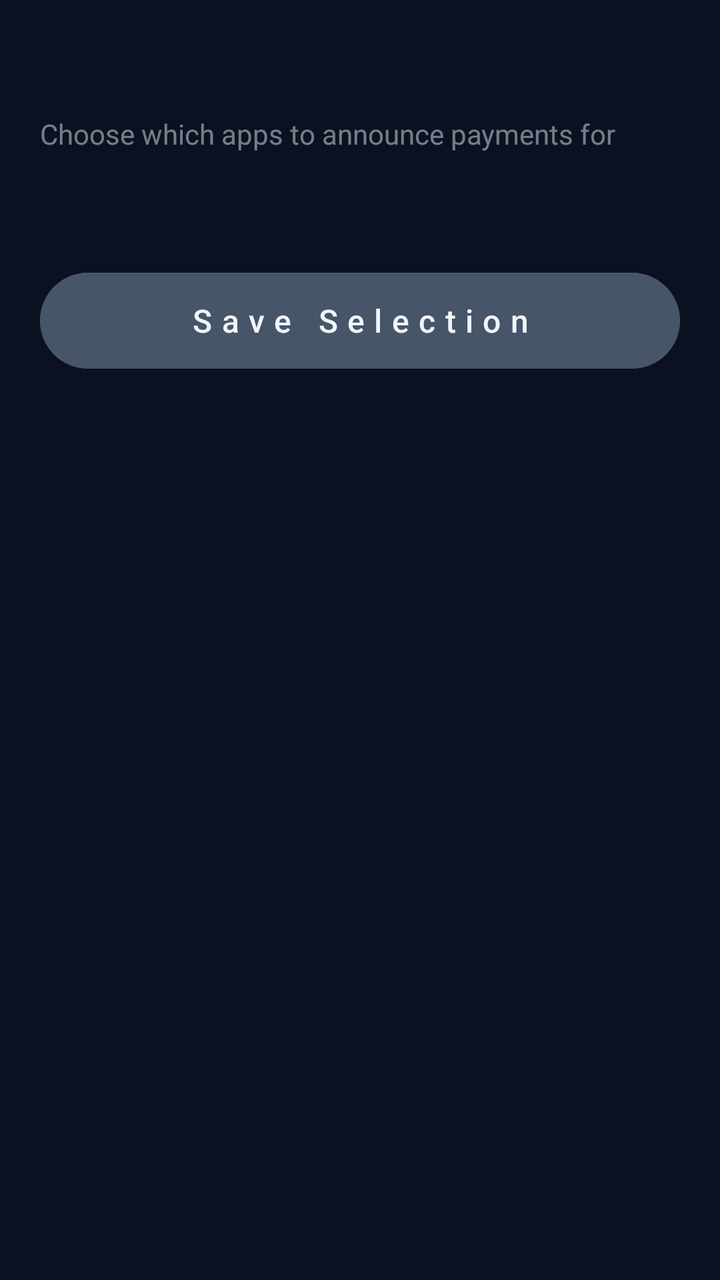
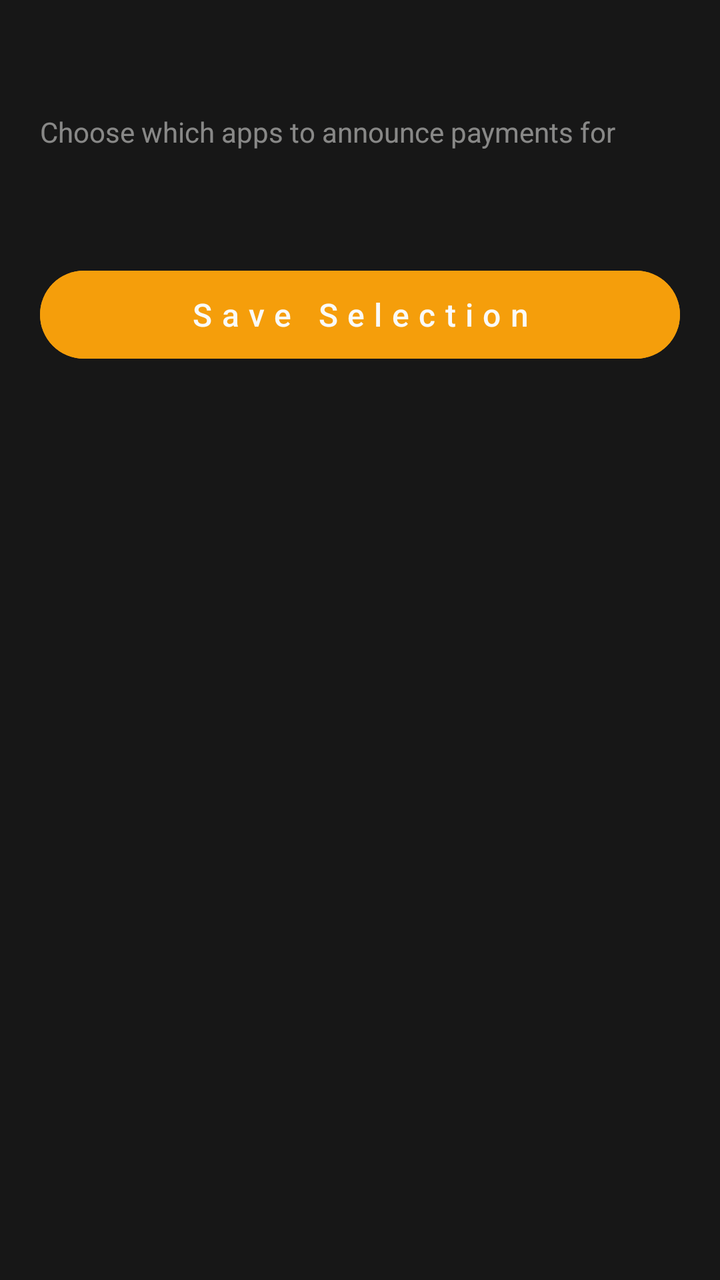

The first picture is an Android layout as it rendered before a commit; the second is the same layout after the commit. The layout source and the unified diff follow.
<!-- AndroidManifest.xml: application theme Theme.UPISoundBox -->
<!-- res/layout/fragment_apps.xml -->
<?xml version="1.0" encoding="utf-8"?>
<androidx.core.widget.NestedScrollView xmlns:android="http://schemas.android.com/apk/res/android"
    xmlns:app="http://schemas.android.com/apk/res-auto"
    android:layout_width="match_parent"
    android:layout_height="match_parent"
    android:overScrollMode="never"
    android:clipToPadding="false"
    android:paddingBottom="20dp">

    <LinearLayout
        android:layout_width="match_parent"
        android:layout_height="wrap_content"
        android:orientation="vertical"
        android:paddingHorizontal="20dp"
        android:paddingTop="8dp"
        android:paddingBottom="16dp">

        <TextView
            android:layout_width="wrap_content"
            android:layout_height="wrap_content"
            android:text="@string/select_upi_apps"
            android:textSize="28sp"
            android:textColor="@color/on_surface_dark"
            android:fontFamily="sans-serif-light"
            android:letterSpacing="-0.5"
            android:layout_marginTop="8dp"
            android:layout_marginBottom="4dp" />

        <TextView
            android:layout_width="wrap_content"
            android:layout_height="wrap_content"
            android:text="@string/select_apps_desc"
            android:textSize="14sp"
            android:textColor="@color/on_surface_dark"
            android:alpha="0.5"
            android:fontFamily="sans-serif"
            android:layout_marginBottom="24dp" />

        <LinearLayout
            android:id="@+id/layout_app_cards"
            android:layout_width="match_parent"
            android:layout_height="wrap_content"
            android:orientation="vertical"
            android:layout_marginBottom="24dp" />

        <com.google.android.material.button.MaterialButton
            android:id="@+id/btn_save_selection"
            style="@style/Widget.Material3.Button"
            android:layout_width="match_parent"
            android:layout_height="56dp"
            android:text="@string/save_selection"
            android:textSize="16sp"
            android:backgroundTint="@color/primary_40"
            android:letterSpacing="0.3"
            android:layout_marginTop="8dp" />

    </LinearLayout>
</androidx.core.widget.NestedScrollView>
<!-- resources referenced by this layout -->
<resources>
  <color name="on_surface_dark">#E2E8F0</color>
  <color name="primary_40">#475569</color>
  <string name="save_selection">Save Selection</string>
  <string name="select_apps_desc">Choose which apps to announce payments for</string>
  <string name="select_upi_apps">Select UPI Apps</string>
  <style name="Theme.UPISoundBox" parent="Theme.Material3.DayNight.NoActionBar">
          <item name="colorPrimary">@color/primary_40</item>
          <item name="colorPrimaryVariant">@color/primary_30</item>
          <item name="colorOnPrimary">@color/on_primary_dark</item>
          <item name="colorSecondary">@color/accent_cyan</item>
          <item name="colorSecondaryVariant">@color/accent_violet</item>
          <item name="colorOnSecondary">@color/primary_10</item>
          <item name="colorError">@color/error</item>
          <item name="colorOnError">@color/white</item>
          <item name="android:colorBackground">@color/surface_dark</item>
          <item name="colorSurface">@color/surface_dark</item>
          <item name="colorOnSurface">@color/on_surface_dark</item>
          <item name="colorOutline">@color/outline_dark</item>
          <item name="android:statusBarColor">@android:color/transparent</item>
          <item name="android:navigationBarColor">@android:color/transparent</item>
          <item name="android:windowLightStatusBar">false</item>
          <item name="android:windowLightNavigationBar">false</item>
          <item name="android:windowTranslucentStatus">true</item>
          <item name="android:windowTranslucentNavigation">true</item>
          <item name="android:enforceNavigationBarContrast">false</item>
          <item name="android:enforceStatusBarContrast">false</item>
      </style>
  <color name="primary_30">#334155</color>
  <color name="on_primary_dark">#F1F5F9</color>
  <color name="accent_cyan">#06B6D4</color>
  <color name="accent_violet">#8B5CF6</color>
  <color name="primary_10">#0F172A</color>
  <color name="error">#EF4444</color>
  <color name="white">#FFFFFFFF</color>
  <color name="surface_dark">#0B1120</color>
  <color name="outline_dark">#22FFFFFF</color>
</resources>

<!-- the commit's change to res/layout/fragment_apps.xml (unified diff, before → after) -->
@@ -12,14 +12,14 @@
         android:layout_height="wrap_content"
         android:orientation="vertical"
         android:paddingHorizontal="20dp"
-        android:paddingTop="8dp"
+         android:paddingTop="4dp"
         android:paddingBottom="16dp">
 
         <TextView
             android:layout_width="wrap_content"
             android:layout_height="wrap_content"
             android:text="@string/select_upi_apps"
-            android:textSize="28sp"
+             android:textSize="30sp"
             android:textColor="@color/on_surface_dark"
             android:fontFamily="sans-serif-light"
             android:letterSpacing="-0.5"
@@ -47,10 +47,10 @@
             android:id="@+id/btn_save_selection"
             style="@style/Widget.Material3.Button"
             android:layout_width="match_parent"
-            android:layout_height="56dp"
+             android:layout_height="52dp"
             android:text="@string/save_selection"
             android:textSize="16sp"
-            android:backgroundTint="@color/primary_40"
+             android:backgroundTint="@color/accent_cyan"
             android:letterSpacing="0.3"
             android:layout_marginTop="8dp" />
 
<!-- resource entries referenced after the edit -->
@@ -1,12 +1,11 @@
 <!-- resources referenced by this layout -->
 <resources>
-  <color name="on_surface_dark">#E2E8F0</color>
-  <color name="primary_40">#475569</color>
+  <color name="on_surface_dark">#FFFAFAF9</color>
   <string name="save_selection">Save Selection</string>
   <string name="select_apps_desc">Choose which apps to announce payments for</string>
   <string name="select_upi_apps">Select UPI Apps</string>
   <style name="Theme.UPISoundBox" parent="Theme.Material3.DayNight.NoActionBar">
-          <item name="colorPrimary">@color/primary_40</item>
+          <item name="colorPrimary">@color/accent_cyan</item>
           <item name="colorPrimaryVariant">@color/primary_30</item>
           <item name="colorOnPrimary">@color/on_primary_dark</item>
           <item name="colorSecondary">@color/accent_cyan</item>
@@ -22,19 +21,19 @@
           <item name="android:navigationBarColor">@android:color/transparent</item>
           <item name="android:windowLightStatusBar">false</item>
           <item name="android:windowLightNavigationBar">false</item>
-          <item name="android:windowTranslucentStatus">true</item>
-          <item name="android:windowTranslucentNavigation">true</item>
+          <item name="android:windowTranslucentStatus">false</item>
+          <item name="android:windowTranslucentNavigation">false</item>
           <item name="android:enforceNavigationBarContrast">false</item>
           <item name="android:enforceStatusBarContrast">false</item>
       </style>
-  <color name="primary_30">#334155</color>
-  <color name="on_primary_dark">#F1F5F9</color>
-  <color name="accent_cyan">#06B6D4</color>
-  <color name="accent_violet">#8B5CF6</color>
-  <color name="primary_10">#0F172A</color>
+  <color name="primary_30">#404040</color>
+  <color name="on_primary_dark">#FFFAFAF9</color>
+  <color name="accent_cyan">#F59E0B</color>
+  <color name="accent_violet">#D97706</color>
+  <color name="primary_10">#171717</color>
   <color name="error">#EF4444</color>
   <color name="white">#FFFFFFFF</color>
-  <color name="surface_dark">#0B1120</color>
-  <color name="outline_dark">#22FFFFFF</color>
+  <color name="surface_dark">#FF171717</color>
+  <color name="outline_dark">#FF404040</color>
 </resources>
 
